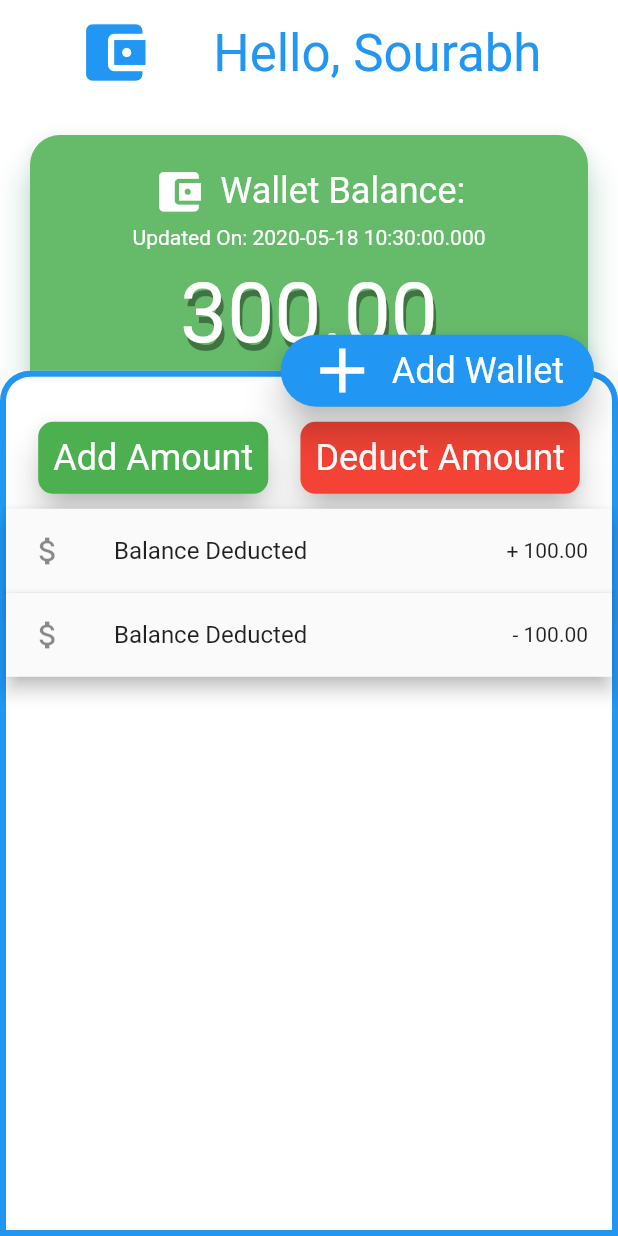
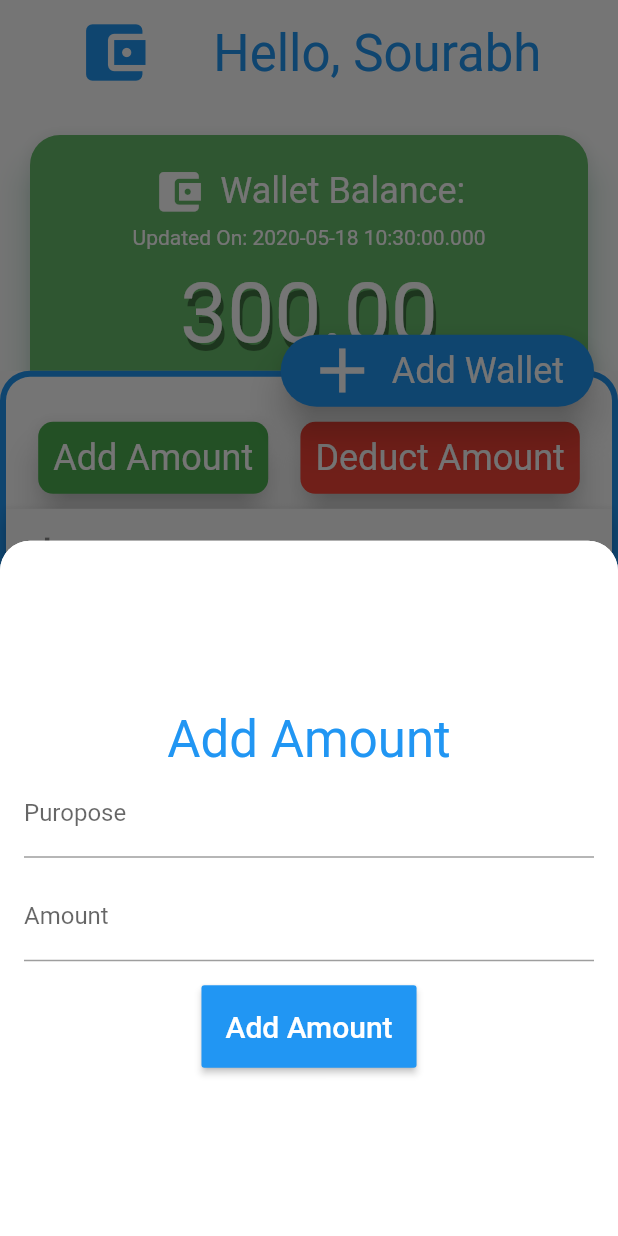
Before and after one commit to sourabhsdx/flutter_balance_manager, a Flutter app: the screen it shows after launch, after a tap on "Wallet Balance:", after a tap on "Add Amount", on a phone screen of 412 x 824 dp. Run offline on Flutter 3.47's test engine with Material 2 defaults, Android fonts, the phone set to English and light mode, and no system bars.

```diff
--- /dev/null
+++ b/lib/screens/components/add_amount.dart
@@ -0,0 +1,55 @@
+import 'package:flutter/material.dart';
+import 'package:flutter/widgets.dart';
+import 'package:fluttermanagebalance/screens/components/custom_raised_button.dart';
+
+class AddAmount extends StatefulWidget {
+  @override
+  _AddAmountState createState() => _AddAmountState();
+}
+
+class _AddAmountState extends State<AddAmount> {
+  @override
+  Widget build(BuildContext context) {
+    return CustomRaisedButton(text: 'Add Amount',onPressed: (){
+      showModalBottomSheet(context: context, builder: (context){
+        return Container(
+          decoration: BoxDecoration(
+              color: Colors.white,
+            borderRadius: BorderRadius.only(topLeft: Radius.circular(20),topRight: Radius.circular(20))
+          ),
+          child: Padding(
+            padding: const EdgeInsets.all(16.0),
+            child: Column(
+              mainAxisAlignment: MainAxisAlignment.center,
+              children: <Widget>[
+                Text('Add Amount', style: Theme.of(context).textTheme.headline4,),
+                TextField(
+                  decoration: InputDecoration(
+                    labelText: "Puropose",
+                  ),
+                ),
+                SizedBox(height: 10,),
+                TextField(
+                  keyboardType: TextInputType.numberWithOptions(decimal: true),
+                  decoration: InputDecoration(
+                    labelText: "Amount",
+                  ),
+                ),
+                SizedBox(height: 16,),
+                RaisedButton(
+                  color: Colors.blue,
+                  padding: EdgeInsets.all(16),
+                  child: Text("Add Amount", style: TextStyle(color: Colors.white,fontSize: 20),),
+                  onPressed: ()=>Navigator.of(context).pop(),
+                )
+              ],
+            ),
+          ),
+        );
+      },shape: RoundedRectangleBorder(
+        borderRadius: BorderRadius.only(topLeft: Radius.circular(20),topRight: Radius.circular(20))
+      )
+      );
+    },);
+  }
+}
--- /dev/null
+++ b/lib/screens/components/custom_raised_button.dart
@@ -0,0 +1,23 @@
+import 'package:flutter/material.dart';
+
+class CustomRaisedButton extends StatelessWidget {
+
+
+  CustomRaisedButton({this.text='Click Me',this.color=Colors.green,@required this.onPressed});
+  final String text;
+  final Color color;
+  final Function onPressed;
+  @override
+  Widget build(BuildContext context) {
+    return RaisedButton(
+      onPressed: onPressed,
+      elevation: 10,
+      padding: EdgeInsets.all(10),
+      shape: RoundedRectangleBorder(
+          borderRadius: BorderRadius.circular(10)
+      ),
+      color: color,
+      child: Text(text,style: Theme.of(context).textTheme.headline5,),
+    );
+  }
+}
--- /dev/null
+++ b/lib/screens/components/deduct_amount.dart
@@ -0,0 +1,54 @@
+import 'package:flutter/material.dart';
+import 'package:fluttermanagebalance/screens/components/custom_raised_button.dart';
+
+class DeductAmount extends StatefulWidget {
+  @override
+  _DeductAmountState createState() => _DeductAmountState();
+}
+
+class _DeductAmountState extends State<DeductAmount> {
+  @override
+  Widget build(BuildContext context) {
+    return CustomRaisedButton(text: 'Deduct Amount',color:Colors.red,onPressed: (){
+      showModalBottomSheet(context: context, builder: (context){
+        return Container(
+          decoration: BoxDecoration(
+              color: Colors.white,
+              borderRadius: BorderRadius.only(topLeft: Radius.circular(20),topRight: Radius.circular(20))
+          ),
+          child: Padding(
+            padding: const EdgeInsets.all(16.0),
+            child: Column(
+              mainAxisAlignment: MainAxisAlignment.center,
+              children: <Widget>[
+                Text('Deduct Amount', style: TextStyle(color: Colors.red,fontSize: 30),),
+                TextField(
+                  decoration: InputDecoration(
+                    labelText: "Puropose",
+                  ),
+                ),
+                SizedBox(height: 10,),
+                TextField(
+                  keyboardType: TextInputType.numberWithOptions(decimal: true),
+                  decoration: InputDecoration(
+                    labelText: "Amount",
+                  ),
+                ),
+                SizedBox(height: 16,),
+                RaisedButton(
+                  color: Colors.red,
+                  padding: EdgeInsets.all(16),
+                  child: Text("Deduct Amount", style: TextStyle(color: Colors.white,fontSize: 20),),
+                  onPressed: ()=>Navigator.of(context).pop(),
+                )
+              ],
+            ),
+          ),
+        );
+      },shape: RoundedRectangleBorder(
+          borderRadius: BorderRadius.only(topLeft: Radius.circular(20),topRight: Radius.circular(20))
+      )
+      );
+    },);
+  }
+}
--- a/lib/screens/components/wallet_card.dart
+++ b/lib/screens/components/wallet_card.dart
@@ -1,5 +1,8 @@
 import 'package:flutter/cupertino.dart';
 import 'package:flutter/material.dart';
+import 'package:fluttermanagebalance/screens/components/add_amount.dart';
+import 'package:fluttermanagebalance/screens/components/custom_raised_button.dart';
+import 'package:fluttermanagebalance/screens/components/deduct_amount.dart';
 
 class WalletCard extends StatelessWidget {
 
@@ -23,27 +26,9 @@ class WalletCard extends StatelessWidget {
                 Row(
                   mainAxisAlignment: MainAxisAlignment.spaceEvenly,
                   children: <Widget>[
-                    RaisedButton(
-                      onPressed: (){},
-                      elevation: 10,
-                      padding: EdgeInsets.all(10),
-                      shape: RoundedRectangleBorder(
-                        borderRadius: BorderRadius.circular(10)
-                      ),
-                      color: Colors.green,
-                      child: Text("Add Amount",style: Theme.of(context).textTheme.headline5,),
-                    ),
-                    RaisedButton(
-                      onPressed: (){},
-                      elevation: 10,
-                      color: Colors.red,
-                      shape: RoundedRectangleBorder(
-                          borderRadius: BorderRadius.circular(10)
-                      ),
-                      padding: EdgeInsets.all(10),
-                      child: Text("Deduct Amount", style: Theme.of(context).textTheme.headline5,),
+                    AddAmount(),
+                    DeductAmount()
 
-                    )
                   ],
                 ),
                 SizedBox(height: 10,),
--- a/lib/screens/home.dart
+++ b/lib/screens/home.dart
@@ -102,6 +102,9 @@ class FloatingAddWallet extends StatelessWidget {
                             height: 20,
                           ),
                           RaisedButton(
+                            shape: RoundedRectangleBorder(
+                              borderRadius: BorderRadius.circular(10)
+                            ),
                             padding: EdgeInsets.all(20),
                             color: Colors.green,
                             onPressed: () {},
```
